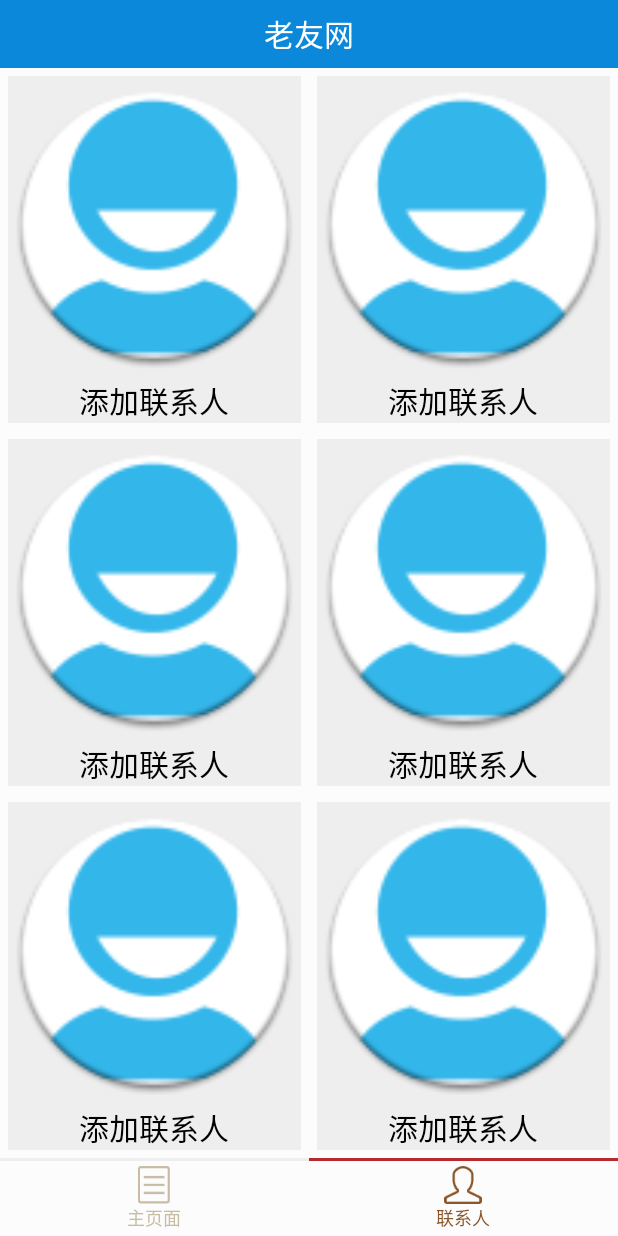
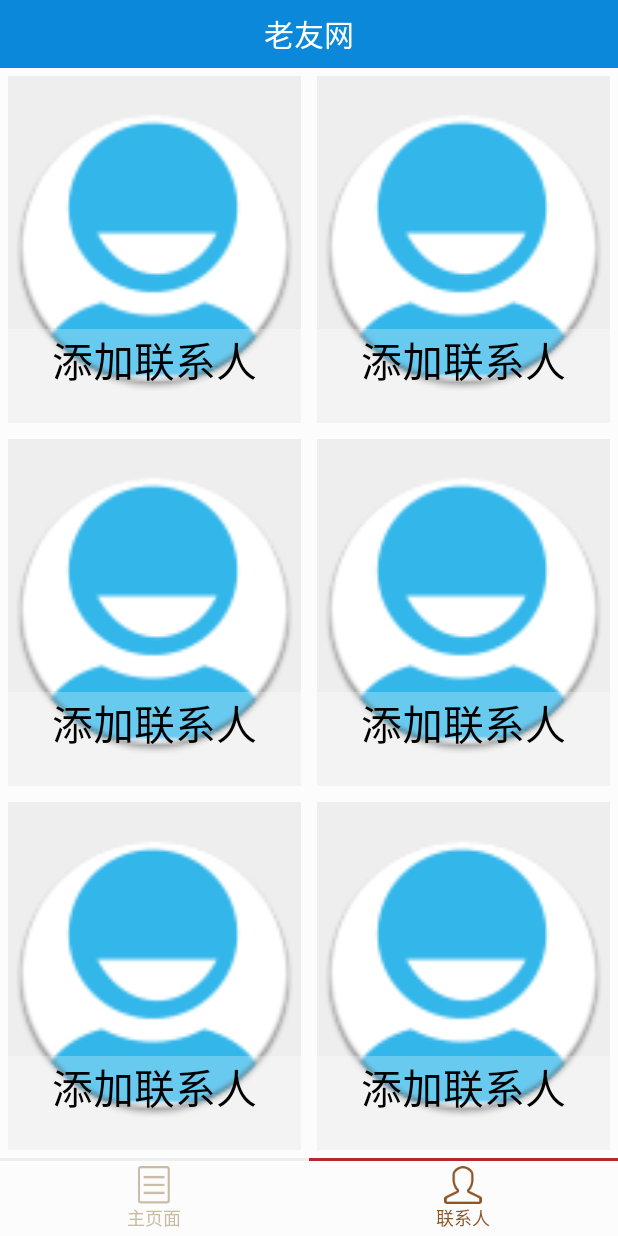
Before and after one commit to yushulinfeng/Medicine, an Android app: the ContactAdd screen opened directly, with no data from a screen before it, after a tap on "确定", on a phone screen of 412 x 824 dp. Run offline under Robolectric (Android 15) with nearby library versions, the phone set to English and light mode, and no system bars; 2 statements that could not run were skipped.

Commit message:
联系人添加改了一下界面，增加了对联系人关系的添加

```diff
--- a/app/src/main/java/org/outing/medicine/MainTabContact.java
+++ b/app/src/main/java/org/outing/medicine/MainTabContact.java
@@ -41,9 +41,14 @@ public class MainTabContact extends Fragment implements OnClickListener {
 			R.id.contact_tv_contact2, R.id.contact_tv_contact3,
 			R.id.contact_tv_contact4, R.id.contact_tv_contact5,
 			R.id.contact_tv_contact6 };
+	private final int[] relative_ids={R.id.contact_tv_relative1,
+			R.id.contact_tv_relative2,R.id.contact_tv_relative3,
+			R.id.contact_tv_relative4,R.id.contact_tv_relative5,
+			R.id.contact_tv_relative6};
 	private Button[] btns = new Button[6];
 	private ImageView[] heads = new ImageView[6];
 	private TextView[] names = new TextView[6];
+	private TextView[] relatives=new TextView[6];
 
 	@Override
 	public View onCreateView(LayoutInflater inflater, ViewGroup container,
@@ -60,6 +65,7 @@ public class MainTabContact extends Fragment implements OnClickListener {
 			btns[i] = (Button) view.findViewById(btn_ids[i]);
 			heads[i] = (ImageView) view.findViewById(head_ids[i]);
 			names[i] = (TextView) view.findViewById(name_ids[i]);
+			relatives[i]=(TextView)view.findViewById(relative_ids[i]);
 			btns[i].setOnClickListener(this);
 			registerForContextMenu(btns[i]);
 
@@ -74,7 +80,19 @@ public class MainTabContact extends Fragment implements OnClickListener {
 
 			} catch (Exception e) {
 			}
+			//设置联系人关系
+			try {
+				String relative=ContactTool.getAnContact(getActivity(), i).getRelative();
+				if (relative.equals("")){
+					relatives[i].setText("");
+				}else {
+					relatives[i].setText(relative);
+				}
+
+			} catch (Exception e) {
+			}
 			//设置图片
+			try {
 				String imagePath=ContactTool.getAnContact(getActivity(), i).getIconPath();
 				Bitmap bitmap= null;
 				bitmap=ToDealBitmap.getFromFile(imagePath);
@@ -82,6 +100,7 @@ public class MainTabContact extends Fragment implements OnClickListener {
 					heads[i].setImageResource(R.mipmap.headicon_default);
 				}else {
 					heads[i].setImageBitmap(bitmap);
+				}}catch (Exception e) {
 			}
 
 		}
--- a/app/src/main/java/org/outing/medicine/contact/ContactAdd.java
+++ b/app/src/main/java/org/outing/medicine/contact/ContactAdd.java
@@ -29,7 +29,7 @@ public class ContactAdd extends TActivity implements OnClickListener {
 	private boolean is_add = true;
 	private String icon_path = "";
 	private ImageView iv_head;
-	private EditText et_name, et_phone;
+	private EditText et_name, et_phone,et_relative;
 	private Button btn_contact, btn_camera, btn_album, btn_sure, btn_cancel;
 	private String path = "Contact";
 
@@ -68,6 +68,7 @@ public class ContactAdd extends TActivity implements OnClickListener {
 		iv_head = (ImageView) findViewById(R.id.con_add_iv_head);
 		et_name = (EditText) findViewById(R.id.con_add_et_name);
 		et_phone = (EditText) findViewById(R.id.con_add_et_number);
+		et_relative=(EditText)findViewById(R.id.con_add_et_relative);
 		btn_contact = (Button) findViewById(R.id.con_add_btn_contact);
 		btn_camera = (Button) findViewById(R.id.con_add_btn_camera);
 		btn_album = (Button) findViewById(R.id.con_add_btn_album);
@@ -126,7 +127,8 @@ public class ContactAdd extends TActivity implements OnClickListener {
 		case R.id.con_add_btn_sure:
 			String name = et_name.getText().toString();
 			String phone = et_phone.getText().toString();
-			ContactTool.saveAnContact(this, index, new AnContact(name, phone,
+			String relative=et_relative.getText().toString();
+			ContactTool.saveAnContact(this, index, new AnContact(name, phone,relative,
 					icon_path));
 			Intent intent = new Intent(ContactAdd.this,MainActivity.class);
 			intent.putExtra("page",1);
--- a/app/src/main/java/org/outing/medicine/contact/ContactTool.java
+++ b/app/src/main/java/org/outing/medicine/contact/ContactTool.java
@@ -14,6 +14,7 @@ public class ContactTool {
 				CONTACT_SAVE_PATH + location, Activity.MODE_PRIVATE).edit();
 		prefs.putString("name", contact.getName());
 		prefs.putString("phone", contact.getPhone());
+		prefs.putString("relative",contact.getRelative());
 		prefs.putString("icon_path", contact.getIconPath());
 		prefs.commit();
 	}
@@ -24,6 +25,7 @@ public class ContactTool {
 		AnContact contact = new AnContact();
 		contact.setName(mPref.getString("name", ""));
 		contact.setPhone(mPref.getString("phone", ""));
+		contact.setRelative(mPref.getString("relative",""));
 		contact.setIconPath(mPref.getString("icon_path", ""));
 		return contact;
 	}
--- a/app/src/main/java/org/outing/medicine/logic/AnContact.java
+++ b/app/src/main/java/org/outing/medicine/logic/AnContact.java
@@ -3,29 +3,30 @@ package org.outing.medicine.logic;
 public class AnContact {
 	private String name;
 	private String phone;
+	private String relative;
 	private String icon_path;
 
 	// 构造器
 	public AnContact() {
 		name = "";
 		phone = "";
+		relative="";
 		icon_path = "";
 	}
 
-	public AnContact(String name, String phone, String icon_path) {
+	public AnContact(String name, String phone,String relative, String icon_path) {
 		this.name = name;
 		this.phone = phone;
+		this.relative=relative;
 		this.icon_path = icon_path;
 	}
 
 	// getter
-	public String getName() {
-		return name;
-	}
+	public String getName() {return name;}
 
-	public String getPhone() {
-		return phone;
-	}
+	public String getRelative() {return relative;}
+
+	public String getPhone() {return phone;}
 
 	public String getIconPath() {
 		return icon_path;
@@ -40,6 +41,8 @@ public class AnContact {
 		this.phone = phone;
 	}
 
+	public void setRelative(String relative) {this.relative = relative;}
+
 	public void setIconPath(String icon_path) {
 		this.icon_path = icon_path;
 	}
--- a/app/src/main/res/layout/con_add.xml
+++ b/app/src/main/res/layout/con_add.xml
@@ -14,46 +14,83 @@
 
         <TextView
             android:layout_width="0dp"
-            android:layout_height="match_parent"
             android:layout_weight="1"
             android:gravity="start|center_vertical"
-            android:text="号码： "
+            android:layout_height="match_parent"
+            android:text="姓名： "
             android:textColor="@color/black"
-            android:textSize="28sp" />
+            android:textSize="24sp" />
+
+        <EditText
+            android:id="@+id/con_add_et_name"
+            android:layout_width="0dp"
+            android:layout_weight="3"
+            android:layout_height="wrap_content"
+            android:layout_gravity="center"
+            android:hint="请输入姓名"
+            android:singleLine="true"
+            android:textSize="24sp" />
 
         <Button
             android:id="@+id/con_add_btn_contact"
-            android:layout_width="0dp"
-            android:layout_height="wrap_content"
-            android:layout_weight="1"
-            android:text="通讯录"
-            android:textSize="24sp" />
+            android:layout_width="40dp"
+            android:layout_height="40dp"
+            android:background="@drawable/add_contact" />
     </LinearLayout>
+
+
+<LinearLayout
+    android:layout_width="match_parent"
+    android:layout_height="wrap_content"
+    android:orientation="horizontal">
+
+    <TextView
+        android:layout_width="0dp"
+        android:layout_height="match_parent"
+        android:layout_weight="1"
+        android:gravity="start|center_vertical"
+        android:text="号码："
+        android:textColor="@color/black"
+        android:textSize="25sp" />
 
     <EditText
         android:id="@+id/con_add_et_number"
-        android:layout_width="match_parent"
+        android:layout_width="0dp"
         android:layout_height="wrap_content"
+        android:layout_weight="3.5"
+        android:layout_gravity="center"
         android:hint="输入或通讯录选择"
         android:inputType="number"
         android:singleLine="true"
         android:textSize="24sp" />
 
-    <TextView
+</LinearLayout>
+
+    <LinearLayout
         android:layout_width="match_parent"
         android:layout_height="wrap_content"
-        android:layout_marginTop="15dp"
-        android:text="姓名： "
-        android:textColor="@color/black"
-        android:textSize="28sp" />
+        android:orientation="horizontal">
 
-    <EditText
-        android:id="@+id/con_add_et_name"
-        android:layout_width="match_parent"
-        android:layout_height="wrap_content"
-        android:hint="请输入姓名"
-        android:singleLine="true"
-        android:textSize="24sp" />
+        <TextView
+            android:layout_width="0dp"
+            android:layout_weight="1"
+            android:gravity="start|center_vertical"
+            android:layout_height="match_parent"
+            android:text="关系： "
+            android:textColor="@color/black"
+            android:textSize="24sp" />
+
+        <EditText
+            android:id="@+id/con_add_et_relative"
+            android:layout_width="0dp"
+            android:layout_weight="3.5"
+            android:layout_height="wrap_content"
+            android:layout_gravity="center"
+            android:hint="请输入与联系人关系关系"
+            android:singleLine="true"
+            android:textSize="24sp" />
+    </LinearLayout>
+
 
     <TextView
         android:layout_width="match_parent"
--- a/app/src/main/res/layout/con_show.xml
+++ b/app/src/main/res/layout/con_show.xml
@@ -26,7 +26,7 @@
             android:layout_width="match_parent"
             android:layout_height="wrap_content"
             android:layout_gravity="bottom"
-            android:layout_marginBottom="25dp"
+            android:layout_marginBottom="10dp"
             android:background="#4FFF"
             android:gravity="center"
             android:text="测试姓名"
--- a/app/src/main/res/layout/tab_right_my.xml
+++ b/app/src/main/res/layout/tab_right_my.xml
@@ -26,20 +26,35 @@
                 <ImageView
                     android:id="@+id/contact_iv_contact1"
                     android:layout_width="match_parent"
-                    android:layout_height="wrap_content"
-                    android:layout_above="@+id/contact_tv_contact1"
-                    android:layout_alignParentTop="true"
+                    android:layout_height="match_parent"
                     android:contentDescription="@string/app_name"
                     android:scaleType="fitCenter"
                     android:src="@mipmap/headicon_default" />
 
                 <TextView
+                    android:id="@+id/contact_tv_relative1"
+                    android:layout_width="match_parent"
+                    android:layout_height="wrap_content"
+                    android:layout_gravity="bottom"
+                    android:background="#4FFF"
+                    android:gravity="center"
+                    android:maxLines="1"
+                    android:text="@string/contact_relative"
+                    android:layout_alignParentBottom="true"
+
+                    android:textColor="@color/black"
+                    android:textSize="@dimen/contact_relative_text_size" />
+
+                <TextView
                     android:id="@+id/contact_tv_contact1"
                     android:layout_width="match_parent"
                     android:layout_height="wrap_content"
-                    android:layout_alignParentBottom="true"
+                    android:layout_gravity="bottom"
+                    android:background="#4FFF"
                     android:gravity="center"
+                    android:maxLines="1"
                     android:text="@string/contact_default"
+                    android:layout_above="@+id/contact_tv_relative1"
                     android:textColor="@color/black"
                     android:textSize="@dimen/contact_text_size" />
             </RelativeLayout>
@@ -55,20 +70,34 @@
                 <ImageView
                     android:id="@+id/contact_iv_contact2"
                     android:layout_width="match_parent"
-                    android:layout_height="wrap_content"
-                    android:layout_above="@+id/contact_tv_contact2"
-                    android:layout_alignParentTop="true"
+                    android:layout_height="match_parent"
                     android:contentDescription="@string/app_name"
                     android:scaleType="fitCenter"
                     android:src="@mipmap/headicon_default" />
 
                 <TextView
+                    android:id="@+id/contact_tv_relative2"
+                    android:layout_width="match_parent"
+                    android:layout_height="wrap_content"
+                    android:layout_gravity="bottom"
+                    android:background="#4FFF"
+                    android:gravity="center"
+                    android:maxLines="1"
+                    android:text="@string/contact_relative"
+                    android:layout_alignParentBottom="true"
+                    android:textColor="@color/black"
+                    android:textSize="@dimen/contact_relative_text_size" />
+
+                <TextView
                     android:id="@+id/contact_tv_contact2"
                     android:layout_width="match_parent"
                     android:layout_height="wrap_content"
-                    android:layout_alignParentBottom="true"
+                    android:layout_gravity="bottom"
+                    android:background="#4FFF"
                     android:gravity="center"
+                    android:maxLines="1"
                     android:text="@string/contact_default"
+                    android:layout_above="@+id/contact_tv_relative2"
                     android:textColor="@color/black"
                     android:textSize="@dimen/contact_text_size" />
             </RelativeLayout>
@@ -91,20 +120,34 @@
                 <ImageView
                     android:id="@+id/contact_iv_contact3"
                     android:layout_width="match_parent"
-                    android:layout_height="wrap_content"
-                    android:layout_above="@+id/contact_tv_contact3"
-                    android:layout_alignParentTop="true"
+                    android:layout_height="match_parent"
                     android:contentDescription="@string/app_name"
                     android:scaleType="fitCenter"
                     android:src="@mipmap/headicon_default" />
 
                 <TextView
+                    android:id="@+id/contact_tv_relative3"
+                    android:layout_width="match_parent"
+                    android:layout_height="wrap_content"
+                    android:layout_gravity="bottom"
+                    android:background="#4FFF"
+                    android:gravity="center"
+                    android:maxLines="1"
+                    android:text="@string/contact_relative"
+                    android:layout_alignParentBottom="true"
+                    android:textColor="@color/black"
+                    android:textSize="@dimen/contact_relative_text_size" />
+
+                <TextView
                     android:id="@+id/contact_tv_contact3"
                     android:layout_width="match_parent"
                     android:layout_height="wrap_content"
-                    android:layout_alignParentBottom="true"
+                    android:layout_gravity="bottom"
+                    android:background="#4FFF"
                     android:gravity="center"
+                    android:maxLines="1"
                     android:text="@string/contact_default"
+                    android:layout_above="@+id/contact_tv_relative3"
                     android:textColor="@color/black"
                     android:textSize="@dimen/contact_text_size" />
             </RelativeLayout>
@@ -120,23 +163,37 @@
                 <ImageView
                     android:id="@+id/contact_iv_contact4"
                     android:layout_width="match_parent"
-                    android:layout_height="wrap_content"
-                    android:layout_above="@+id/contact_tv_contact4"
-                    android:layout_alignParentTop="true"
+                    android:layout_height="match_parent"
                     android:contentDescription="@string/app_name"
                     android:scaleType="fitCenter"
                     android:src="@mipmap/headicon_default" />
 
                 <TextView
+                    android:id="@+id/contact_tv_relative4"
+                    android:layout_width="match_parent"
+                    android:layout_height="wrap_content"
+                    android:layout_gravity="bottom"
+                    android:background="#4FFF"
+                    android:gravity="center"
+                    android:maxLines="1"
+                    android:text="@string/contact_relative"
+                    android:layout_alignParentBottom="true"
+                    android:textColor="@color/black"
+                    android:textSize="@dimen/contact_relative_text_size" />
+
+                <TextView
                     android:id="@+id/contact_tv_contact4"
                     android:layout_width="match_parent"
                     android:layout_height="wrap_content"
-                    android:layout_alignParentBottom="true"
+                    android:layout_gravity="bottom"
+                    android:background="#4FFF"
                     android:gravity="center"
+                    android:maxLines="1"
                     android:text="@string/contact_default"
+                    android:layout_above="@+id/contact_tv_relative4"
                     android:textColor="@color/black"
                     android:textSize="@dimen/contact_text_size" />
-            </RelativeLayout>
+        </RelativeLayout>
         </LinearLayout>
 
         <LinearLayout
@@ -156,20 +213,34 @@
                 <ImageView
                     android:id="@+id/contact_iv_contact5"
                     android:layout_width="match_parent"
-                    android:layout_height="wrap_content"
-                    android:layout_above="@+id/contact_tv_contact5"
-                    android:layout_alignParentTop="true"
+                    android:layout_height="match_parent"
                     android:contentDescription="@string/app_name"
                     android:scaleType="fitCenter"
                     android:src="@mipmap/headicon_default" />
 
                 <TextView
+                    android:id="@+id/contact_tv_relative5"
+                    android:layout_width="match_parent"
+                    android:layout_height="wrap_content"
+                    android:layout_gravity="bottom"
+                    android:background="#4FFF"
+                    android:gravity="center"
+                    android:maxLines="1"
+                    android:text="@string/contact_relative"
+                    android:layout_alignParentBottom="true"
+                    android:textColor="@color/black"
+                    android:textSize="@dimen/contact_relative_text_size" />
+
+                <TextView
                     android:id="@+id/contact_tv_contact5"
                     android:layout_width="match_parent"
                     android:layout_height="wrap_content"
-                    android:layout_alignParentBottom="true"
+                    android:layout_gravity="bottom"
+                    android:background="#4FFF"
                     android:gravity="center"
+                    android:maxLines="1"
                     android:text="@string/contact_default"
+                    android:layout_above="@+id/contact_tv_relative5"
                     android:textColor="@color/black"
                     android:textSize="@dimen/contact_text_size" />
             </RelativeLayout>
@@ -185,20 +256,34 @@
                 <ImageView
                     android:id="@+id/contact_iv_contact6"
                     android:layout_width="match_parent"
-                    android:layout_height="wrap_content"
-                    android:layout_above="@+id/contact_tv_contact6"
-                    android:layout_alignParentTop="true"
+                    android:layout_height="match_parent"
                     android:contentDescription="@string/app_name"
                     android:scaleType="fitCenter"
                     android:src="@mipmap/headicon_default" />
 
                 <TextView
+                    android:id="@+id/contact_tv_relative6"
+                    android:layout_width="match_parent"
+                    android:layout_height="wrap_content"
+                    android:layout_gravity="bottom"
+                    android:background="#4FFF"
+                    android:gravity="center"
+                    android:maxLines="1"
+                    android:text="@string/contact_relative"
+                    android:layout_alignParentBottom="true"
+                    android:textColor="@color/black"
+                    android:textSize="@dimen/contact_relative_text_size" />
+
+                <TextView
                     android:id="@+id/contact_tv_contact6"
                     android:layout_width="match_parent"
                     android:layout_height="wrap_content"
-                    android:layout_alignParentBottom="true"
+                    android:layout_gravity="bottom"
+                    android:background="#4FFF"
                     android:gravity="center"
+                    android:maxLines="1"
                     android:text="@string/contact_default"
+                    android:layout_above="@+id/contact_tv_relative6"
                     android:textColor="@color/black"
                     android:textSize="@dimen/contact_text_size" />
             </RelativeLayout>
--- a/app/src/main/res/values/dimens.xml
+++ b/app/src/main/res/values/dimens.xml
@@ -1,7 +1,8 @@
 <resources>
 
     <dimen name="main_btn_text_size">32sp</dimen>
-    <dimen name="contact_text_size">20sp</dimen>
+    <dimen name="contact_text_size">27sp</dimen>
+    <dimen name="contact_relative_text_size">15sp</dimen>
     <dimen name="contact_margin">5dp</dimen>
     <dimen name="contact_btn_text_size">80sp</dimen>
     <dimen name="contact_btn_bottom_padding">30dp</dimen>
--- a/app/src/main/res/values/strings.xml
+++ b/app/src/main/res/values/strings.xml
@@ -5,6 +5,7 @@
 
     <!-- Tab联系人 -->
     <string name="contact_default">添加联系人</string>
+    <string name="contact_relative"></string>
     <!-- 可下拉刷新列表 -->
     <string name="xlistview_header_hint_normal">下拉刷新</string>
     <string name="xlistview_header_hint_ready">松开刷新数据</string>
```
Also changed, not shown: app/src/main/res/drawable/add_contact.png (added). Lines whose indentation alone changed are shown as unchanged.
